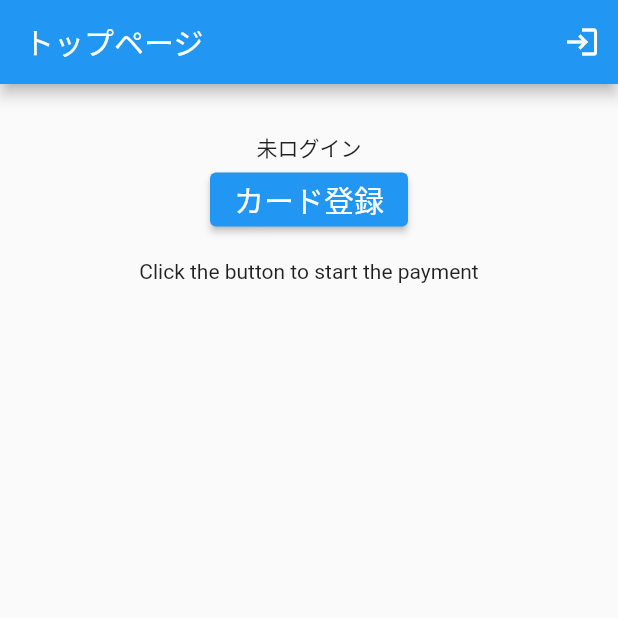
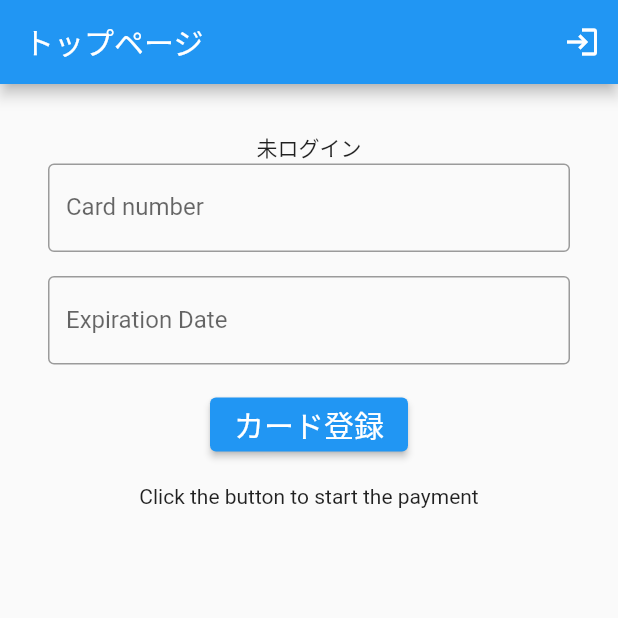
Before and after one commit to takapi327/flutter-firebase-authentication, a Flutter app: the screen it shows after launch, on a phone screen of 412 x 824 dp, the top half of it. Run offline on Flutter 3.47's test engine with Material 2 defaults, Android fonts, the phone set to English and light mode, and no system bars; our stand-ins replace firebase_auth, firebase_core; missing offline and left inert: stripe_payment; accounts and stored records are empty.

Commit message:
create card number form

```diff
--- a/lib/top_page.dart
+++ b/lib/top_page.dart
@@ -35,18 +35,18 @@ class TopPage extends StatelessWidget {
 
     //step 1: add card
     PaymentMethod paymentMethod = PaymentMethod();
-    Card card = Card();
 
-    paymentMethod = await StripePayment.paymentRequestWithCardForm(
-      CardFormPaymentRequest(),
-    ).then((PaymentMethod paymentMethod) {
-      print('--------');
-      print(paymentMethod);
-      print('--------');
-      return paymentMethod;
-    }).catchError((e) {
-      print('Error Card: ${e.toString()}');
-    });
+    CreditCard _creditCard = CreditCard(
+      number:   '',
+      expMonth: 11,
+      cvc:      ''
+    );
+
+    final PaymentMethodRequest _paymentMethodRequest = PaymentMethodRequest(
+        card: _creditCard
+    );
+
+    paymentMethod = await StripePayment.createPaymentMethod(_paymentMethodRequest);
 
     paymentMethod != null
       //? processPaymentAsDirectCharge(paymentMethod)
@@ -171,6 +171,39 @@ class TopPage extends StatelessWidget {
                       if (authStore.currentUser == null)
                         Text("未ログイン"),
 
+                      TextFormField(
+                        decoration: InputDecoration(
+                            border:    OutlineInputBorder(),
+                            labelText: "Card number",
+                            hintText:  "XXXX XXXX XXXX XXXX"
+                        ),
+                        style:  TextStyle(color: Colors.black),
+                        keyboardType: TextInputType.number,
+                        textInputAction: TextInputAction.next,
+                        onChanged: (String value) {
+                          authStore.changeEmail(value);
+                        },
+                      ),
+                      SizedBox(height: 16),
+                      TextFormField(
+                        decoration: InputDecoration(
+                          border:    OutlineInputBorder(),
+                          labelText: "Expiration Date",
+                          hintText:  "MM/YY"
+                        ),
+                        style:  TextStyle(color: Colors.black),
+                        keyboardType: TextInputType.number,
+                        textInputAction: TextInputAction.next,
+                        onChanged: (String text) {
+                          final arr = text.split('/');
+                          final month = int.tryParse(arr[0]);
+                          var year;
+                          if (arr.length == 2) {
+                            year = int.tryParse(arr[1]);
+                          }
+                        },
+                      ),
+                      SizedBox(height: 16),
                       ElevatedButton(
                         child: Text("カード登録", style: TextStyle(fontSize: 20)),
                         onPressed: () {
```
